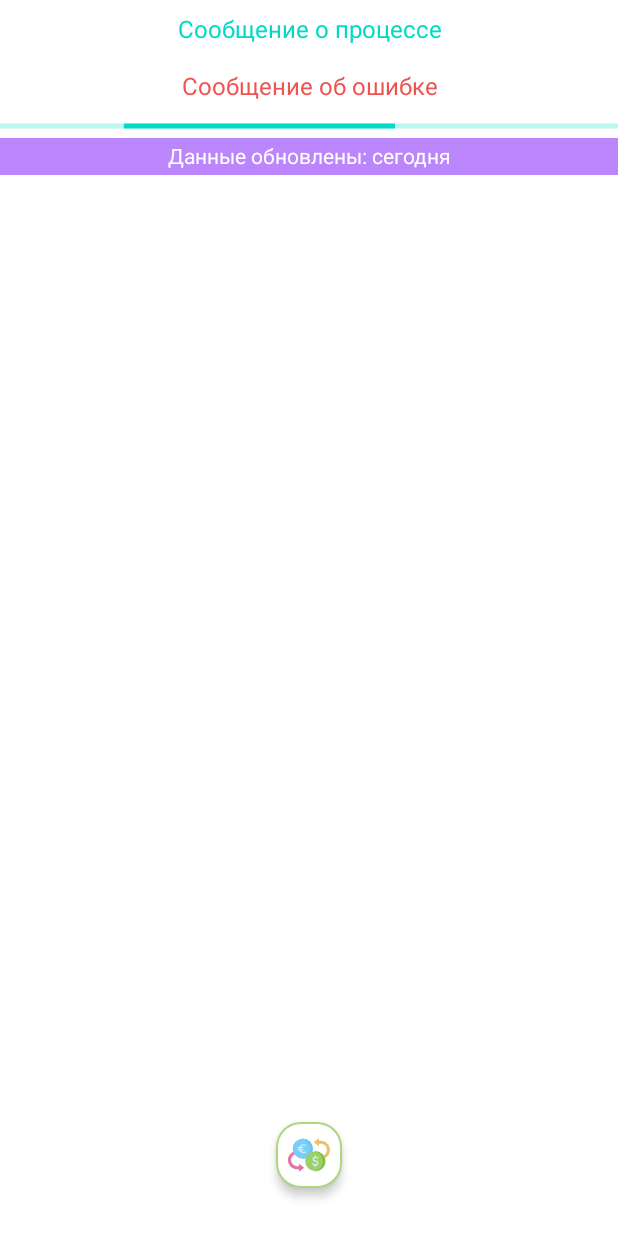
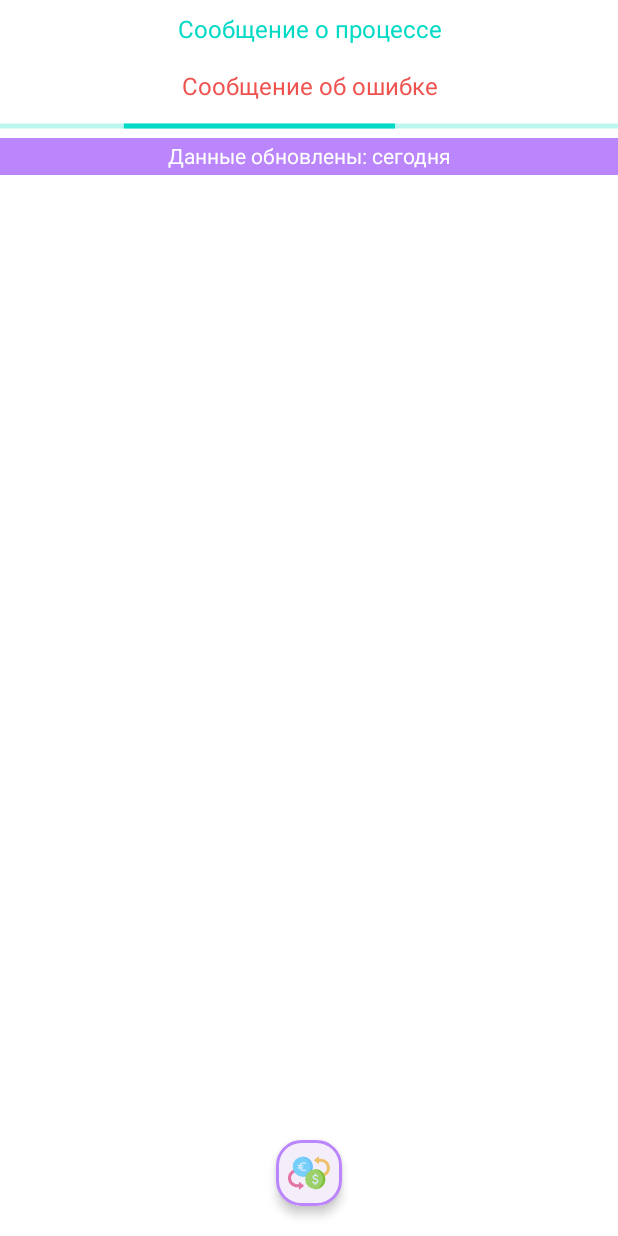
Before and after one commit to aakumykov/CurrencyConverter, an Android app: the layout activity_main.xml on its own in the app's theme, with its tools: preview values and no code run, on a phone screen of 412 x 824 dp. Run offline under Robolectric (Android 15) with nearby library versions, the light colour scheme and no system bars.

Commit message:
Улучшил вид кнопки вызова конвертера.

```diff
--- a/app/src/main/res/drawable/shape_converter_launcher_bg.xml
+++ b/app/src/main/res/drawable/shape_converter_launcher_bg.xml
@@ -1,6 +1,6 @@
 <?xml version="1.0" encoding="utf-8"?>
 <shape xmlns:android="http://schemas.android.com/apk/res/android">
     <corners android:radius="16dp" />
-    <stroke android:color="#AED581" android:width="1dp" />
-    <solid android:color="#FFFFFF" />
+    <stroke android:color="@color/converterLauncherBorder" android:width="2dp" />
+    <solid android:color="@color/converterLauncherBackground" />
 </shape>
--- a/app/src/main/res/layout/activity_main.xml
+++ b/app/src/main/res/layout/activity_main.xml
@@ -78,7 +78,7 @@
         android:id="@+id/converterLauncherView"
         android:layout_width="44dp"
         android:layout_height="44dp"
-        android:layout_marginBottom="32dp"
+        android:layout_marginBottom="20dp"
         android:background="@drawable/shape_converter_launcher_bg"
         android:elevation="4dp"
         android:padding="8dp"
--- a/app/src/main/res/values/colors.xml
+++ b/app/src/main/res/values/colors.xml
@@ -13,4 +13,7 @@
     <color name="infoViewBgColor">@color/purple_200</color>
     <color name="infoViewFgColor">#FFFFFF</color>
 
+    <color name="converterLauncherBackground">#F4EEFB</color>
+    <color name="converterLauncherBorder">@color/purple_200</color>
+
 </resources>
```
